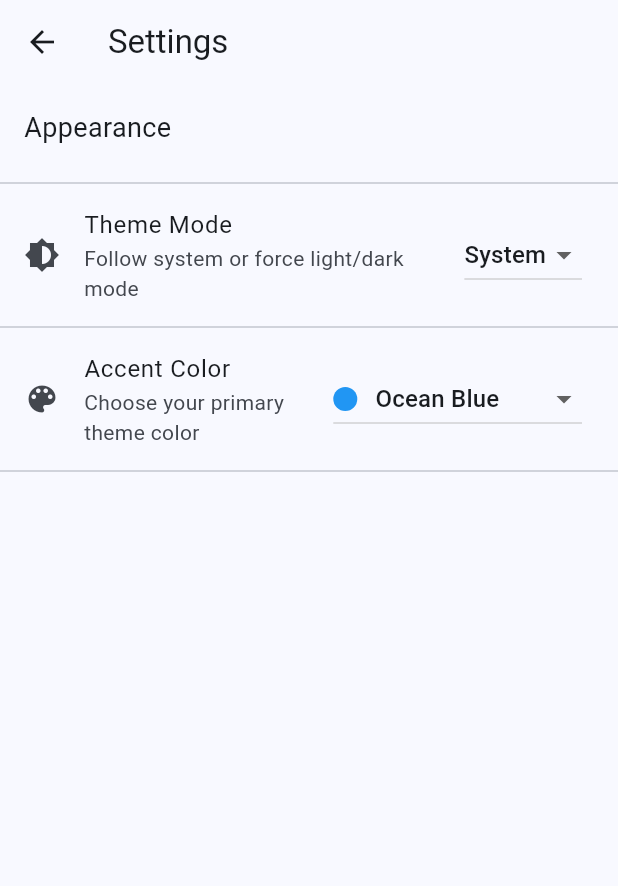
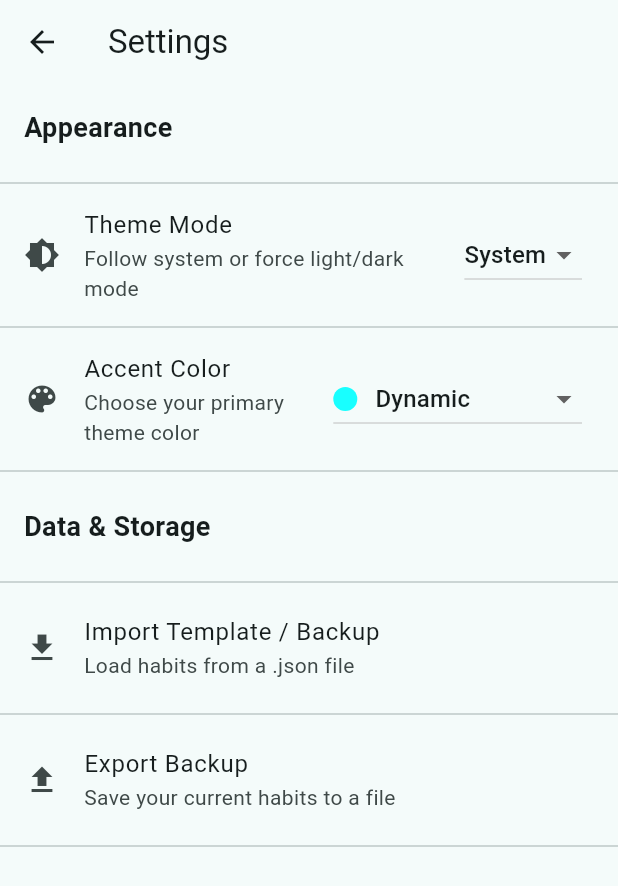
Before and after one commit to North-Abyss/Trackify-Flutter, a Flutter app: the screen it shows after launch, after a tap on the "settings" icon, on a phone screen of 412 x 824 dp. Shown: the top 886 px of the screen. Run offline on Flutter 3.47's test engine with Material 3 defaults, Android fonts, the phone set to English and light mode, and no system bars; drawn by our look-alikes of dynamic_color; our stand-ins replace file_picker, shared_preferences.

Commit message:
json sync

```diff
--- a/lib/main.dart
+++ b/lib/main.dart
@@ -1,10 +1,12 @@
 // main.dart
 import 'package:flutter/material.dart';
-import 'package:provider/provider.dart'; // Import Provider
-import 'providers/habit_provider.dart'; // Import your new manager
-import 'providers/theme_provider.dart'; // Import your new ThemeProvider!
+import 'package:provider/provider.dart';
+import 'package:dynamic_color/dynamic_color.dart'; // THE NEW MATERIAL YOU ENGINE!
+
+import 'providers/habit_provider.dart';
+import 'providers/theme_provider.dart';
 import 'screens/dashboard_screen.dart';
-import 'providers/user_provider.dart'; // Import Profile Manager
+import 'providers/user_provider.dart';
 
 void main() {
   runApp(const MainApp());
@@ -15,29 +17,49 @@ class MainApp extends StatelessWidget {
 
   @override
   Widget build(BuildContext context) {
-
     return MultiProvider(
       providers: [
         ChangeNotifierProvider(create: (context) => HabitProvider()),
-        ChangeNotifierProvider(create: (context) => ThemeProvider()), // Theme
-        ChangeNotifierProvider(create: (_) => UserProvider()), // Profile
+        ChangeNotifierProvider(create: (context) => ThemeProvider()),
+        ChangeNotifierProvider(create: (_) => UserProvider()),
       ],
-      child: Builder(
-        builder: (context) {
-          return MaterialApp(
-            debugShowCheckedModeBanner: false, // Bonus: removes the 'Debug' banner!
-            title: 'Trackify',
+      // We use Consumer here so we have direct access to the theme state
+      child: Consumer<ThemeProvider>(
+        builder: (context, themeProvider, child) {
 
-            // Flutter natively handles the switching now!
-            theme: context.watch<ThemeProvider>().lightTheme,
-            darkTheme: context.watch<ThemeProvider>().darkTheme,
-            themeMode: context.watch<ThemeProvider>().themeMode,
+          // Wrap the app in the Dynamic Color engine
+          return DynamicColorBuilder(
+            builder: (ColorScheme? lightDynamic, ColorScheme? darkDynamic) {
 
-            home: DashboardScreen(),
+              ThemeData activeLight;
+              ThemeData activeDark;
+
+              // Check if the user specifically requested the System's dynamic color
+              // AND ensure the system actually provided one (lightDynamic != null)
+              if (themeProvider.activeThemeName == 'Dynamic' && lightDynamic != null && darkDynamic != null) {
+                // ACTIVATE MATERIAL YOU (Matches User's Wallpaper)
+                activeLight = ThemeData(colorScheme: lightDynamic.harmonized(), useMaterial3: true);
+                activeDark = ThemeData(colorScheme: darkDynamic.harmonized(), useMaterial3: true);
+              } else {
+                // USE TRACKIFY'S CUSTOM COLORS (Ocean Blue, Amber, etc.)
+                activeLight = themeProvider.lightTheme;
+                activeDark = themeProvider.darkTheme;
+              }
+
+              return MaterialApp(
+                debugShowCheckedModeBanner: false,
+                title: 'Trackify',
+
+                theme: activeLight,
+                darkTheme: activeDark,
+                themeMode: themeProvider.themeMode,
+
+                home: const DashboardScreen(),
+              );
+            },
           );
         },
       )
     );
-
   }
 }
--- a/lib/providers/habit_provider.dart
+++ b/lib/providers/habit_provider.dart
@@ -214,4 +214,27 @@ class HabitProvider extends ChangeNotifier {
     }
     if (changesMade) saveHabits();
   }
+
+  // ==========================================
+  // EXPORT / IMPORT LOGIC
+  // ==========================================
+
+  // Returns a raw JSON string of all current habits
+  String exportToJson() {
+    return jsonEncode(_habits.map((h) => h.toMap()).toList());
+  }
+
+  // Takes a raw JSON string and replaces the current data
+  void importFromJson(String jsonString) {
+    try {
+      final List<dynamic> decoded = jsonDecode(jsonString);
+      _habits = decoded.map((item) => Habit.fromjson(item)).toList();
+      saveHabits(); // Save the imported data to the hard drive immediately!
+      notifyListeners();
+    } catch (e) {
+      debugPrint("Failed to import JSON: $e");
+    }
+  }
+
+
 }
--- a/lib/providers/theme_provider.dart
+++ b/lib/providers/theme_provider.dart
@@ -1,17 +1,19 @@
-//theme_provider.dart
+// lib/providers/theme_provider.dart
+
 import 'package:flutter/material.dart';
-import 'package:shared_preferences/shared_preferences.dart'; //Import SharedPreferences
-// json to custom theme
+import 'package:shared_preferences/shared_preferences.dart';
 import 'dart:convert';
 import 'package:flutter/services.dart';
 
 class ThemeProvider extends ChangeNotifier {
-  // Replace the _isDarkMode boolean with Flutter's native ThemeMode!
   ThemeMode _themeMode = ThemeMode.system;
   ThemeMode get themeMode => _themeMode;
 
-  // 1. Our 10 Predefined Themes!
+  // 1. Added "Dynamic" at the top!
+  // We assign it a default fallback color (like deep purple/indigo) in case
+  // the device doesn't support Material You (e.g., Web or iOS).
   final Map<String, Color> _predefinedThemes = {
+    "Dynamic": Colors.cyanAccent,
     "Ocean Blue": Colors.blue,
     "Forest Green": Colors.green,
     "Deep Purple": Colors.purple,
@@ -26,10 +28,11 @@ class ThemeProvider extends ChangeNotifier {
 
   ThemeProvider() {
     _loadPreferences();
-    loadCustomTheme(); // custom theme from JSON
+    loadCustomTheme();
   }
 
-  String _activeThemeName = "Ocean Blue"; // Default theme
+  // Changed the default fallback to Dynamic
+  String _activeThemeName = "Dynamic";
 
   // Getters for the UI
   String get activeThemeName => _activeThemeName;
@@ -68,8 +71,7 @@ class ThemeProvider extends ChangeNotifier {
 
   // Generate the Dark version of the active color
   ThemeData get darkTheme {
-
-    Color seedColor = _predefinedThemes[_activeThemeName] ?? _predefinedThemes['Ocean Blue']!; // Fallback to Ocean Blue if something goes wrong
+    Color seedColor = _predefinedThemes[_activeThemeName] ?? _predefinedThemes['Ocean Blue']!;
 
     // If the active theme is Custom, and we have JSON data, use it!
     Color? customBackground;
@@ -81,7 +83,6 @@ class ThemeProvider extends ChangeNotifier {
         customSurface = _customThemeData!['card'] != null ? hexToColor(_customThemeData!['card']) : null;
         customText = _customThemeData!['text'] != null ? hexToColor(_customThemeData!['text']) : null;
     }
-
 
     return ThemeData(
       useMaterial3: true,
@@ -101,24 +102,25 @@ class ThemeProvider extends ChangeNotifier {
   Future<void> _loadPreferences() async {
     final prefs = await SharedPreferences.getInstance();
     _themeMode = ThemeMode.values[prefs.getInt('themeMode') ?? 0];
-    _activeThemeName = prefs.getString('themeName') ?? "Ocean Blue";
-    notifyListeners(); // Tell the UI we finished loading the saved theme
+    _activeThemeName = prefs.getString('themeName') ?? "Dynamic"; // Default to dynamic
+    notifyListeners();
   }
 
   // Update the toggle method to use ThemeMode
   Future<void> setThemeMode(ThemeMode mode) async {
     _themeMode = mode;
     final prefs = await SharedPreferences.getInstance();
-    await prefs.setInt('themeMode', mode.index); // Save the enum index (0, 1, or 2)
+    await prefs.setInt('themeMode', mode.index);
     notifyListeners();
   }
 
   // Save to Hard Drive when changing Color
   Future<void> setTheme(String themeName) async {
-    if (_predefinedThemes.containsKey(themeName)) {
+    // Also allow Custom (JSON) to be saved
+    if (_predefinedThemes.containsKey(themeName) || themeName == 'Custom (JSON)') {
       _activeThemeName = themeName;
       final prefs = await SharedPreferences.getInstance();
-      await prefs.setString('themeName', _activeThemeName); // Save it!
+      await prefs.setString('themeName', _activeThemeName);
       notifyListeners();
     }
   }
@@ -128,13 +130,9 @@ class ThemeProvider extends ChangeNotifier {
   // Fetch and parse the JSON file
   Future<void> loadCustomTheme() async {
     try {
-      // Read the file from the assets folder
       final String jsonString = await rootBundle.loadString('assets/custom_theme.json');
-
-      // Decode the JSON string into a Dart Map
       _customThemeData = jsonDecode(jsonString);
 
-      // Add "Custom" to our predefined themes map using the parsed primary color
       if (_customThemeData != null && _customThemeData!['primary'] != null) {
         _predefinedThemes['Custom (JSON)'] = hexToColor(_customThemeData!['primary']);
       }
@@ -144,8 +142,6 @@ class ThemeProvider extends ChangeNotifier {
       debugPrint("Error loading custom theme: $e");
     }
   }
-
-
 }
 
 // Helper to convert CSS hex strings ("#0D47A1") into Flutter Colors!
--- a/lib/screens/dashboard_screen.dart
+++ b/lib/screens/dashboard_screen.dart
@@ -195,10 +195,11 @@ class _DashboardScreenState extends State<DashboardScreen> {
         child: Scaffold(
           //backgroundColor: Colors.grey[200],
           appBar: AppBar(
-            title: const Text('Trackify Dashboard'),
+            title: const Text('Trackify Dashboard', style: TextStyle(fontSize: 28.0)),
             actions: [
               // 1. Profile Button
               IconButton(
+                iconSize: 32.0,
                 icon: const Icon(Icons.person),
                 onPressed: () {
                   Navigator.push(
@@ -209,6 +210,7 @@ class _DashboardScreenState extends State<DashboardScreen> {
               ),
               // 2. Settings Button
               IconButton(
+                iconSize: 32.0,
                 icon: const Icon(Icons.settings),
                 onPressed: () {
                   Navigator.push(
--- a/lib/screens/settings_screen.dart
+++ b/lib/screens/settings_screen.dart
@@ -1,8 +1,14 @@
-//settings_screen.dart
+// lib/screens/settings_screen.dart
 
+import 'package:flutter/foundation.dart';
 import 'package:flutter/material.dart';
 import 'package:provider/provider.dart';
+import 'package:file_picker/file_picker.dart'; // The new native file explorer package
+import 'dart:convert'; // Needed for utf8 encoding on web exports
+import 'dart:io'; // Needed to read/write the actual file to the hard drive
+//import 'dart:typed_data'; // unnecessary import for web export, foundation.dart already includes it
 import '../providers/theme_provider.dart';
+import '../providers/habit_provider.dart'; // Needed to call import/export
 
 class SettingsScreen extends StatelessWidget {
   const SettingsScreen({super.key});
@@ -11,6 +17,7 @@ class SettingsScreen extends StatelessWidget {
   Widget build(BuildContext context) {
     // WATCH the theme state
     final themeProvider = context.watch<ThemeProvider>();
+    final isDarkMode = Theme.of(context).brightness == Brightness.dark;
     final activeThemeName = themeProvider.activeThemeName;
     final availableThemes = themeProvider.availableThemes;
 
@@ -18,11 +25,11 @@ class SettingsScreen extends StatelessWidget {
       appBar: AppBar(title: const Text('Settings')),
       body: ListView(
         children:[
+          // --- APPEARANCE SECTION ---
           const Padding(
             padding: EdgeInsets.all(16.0),
-            child: Text('Appearance', style: TextStyle(fontSize: 18)),
+            child: Text('Appearance', style: TextStyle(fontSize: 18, fontWeight: FontWeight.bold)),
           ),
-
           const Divider(),
 
           ListTile(
@@ -37,32 +44,26 @@ class SettingsScreen extends StatelessWidget {
                 DropdownMenuItem(value: ThemeMode.dark,child: Text('Dark')),
               ],
               onChanged : (ThemeMode? newMode) {
-                if (newMode != null) {
-                  themeProvider.setThemeMode(newMode);
-                }
+                if (newMode != null) themeProvider.setThemeMode(newMode);
               },
             ),
           ),
 
-          const Divider(), // Adds a clean line below the setting
+          const Divider(),
 
-          // The Theme Color Selector
           ListTile(
             leading: const Icon(Icons.color_lens),
             title: const Text('Accent Color'),
             subtitle: const Text('Choose your primary theme color'),
             trailing: DropdownButton<String>(
               value: activeThemeName,
-              // Map our list of strings into DropdownMenuItems
               items: availableThemes.map((String themeName) {
                 return DropdownMenuItem<String>(
                   value: themeName,
                   child: Row(
                     children: [
-                      // The Visual Color Circle!
                       Container(
-                        width: 16,
-                        height: 16,
+                        width: 16, height: 16,
                         decoration: BoxDecoration(
                           color: context.read<ThemeProvider>().getThemeColor(themeName),
                           shape: BoxShape.circle,
@@ -74,16 +75,112 @@ class SettingsScreen extends StatelessWidget {
                   ),
                 );
               }).toList(),
-
               onChanged: (String? newThemeName) {
-                if (newThemeName != null) {
-                  // Trigger the theme change!
-                  context.read<ThemeProvider>().setTheme(newThemeName);
-                }
+                if (newThemeName != null) context.read<ThemeProvider>().setTheme(newThemeName);
               },
-
             ),
           ),
+
+          const Divider(), // A thicker divider between major sections
+
+          // --- DATA MANAGEMENT SECTION ---
+          const Padding(
+            padding: EdgeInsets.all(16.0),
+            child: Text('Data & Storage', style: TextStyle(fontSize: 18, fontWeight: FontWeight.bold)),
+          ),
+          const Divider(),
+
+          // 1. IMPORT BUTTON
+          ListTile(
+            leading: const Icon(Icons.file_download),
+            title: const Text('Import Template / Backup'),
+            subtitle: const Text('Load habits from a .json file'),
+            onTap: () async {
+              // Open native file picker
+              FilePickerResult? result = await FilePicker.pickFiles(
+                type: FileType.custom,
+                allowedExtensions: ['json'], // Only allow json files!
+              );
+
+              if (result != null && result.files.single.path != null) {
+                // Read the file and send it to the Provider
+                File file = File(result.files.single.path!);
+                String jsonString = await file.readAsString();
+
+                if (context.mounted) {
+                  context.read<HabitProvider>().importFromJson(jsonString);
+                  ScaffoldMessenger.of(context).showSnackBar(
+                    SnackBar(
+                      content: Text('Habits imported successfully!',
+                      style: TextStyle(color: isDarkMode ? Colors.white : Colors.black),
+                      ),
+                      backgroundColor: Colors.green,
+                    ),
+                  );
+                }
+              }
+            },
+          ),
+
+          const Divider(),
+
+          // 2. EXPORT BUTTON
+          ListTile(
+            leading: const Icon(Icons.file_upload),
+            title: const Text('Export Backup'),
+            subtitle: const Text('Save your current habits to a file'),
+            onTap: () async {
+              // 1. Grab the JSON data from the Provider first
+              final jsonString = context.read<HabitProvider>().exportToJson();
+
+              if (kIsWeb) {
+                // --- WEB EXPORT ---
+                // Convert the string to bytes so Chrome can trigger a download
+                final bytes = Uint8List.fromList(utf8.encode(jsonString));
+
+                await FilePicker.saveFile(
+                  fileName: 'trackify_backup.json',
+                  type: FileType.custom,
+                  allowedExtensions: ['json'],
+                  bytes: bytes, // <-- THE MAGIC FIX FOR WEB!
+                );
+
+                if (!context.mounted) return;
+                ScaffoldMessenger.of(context).showSnackBar(
+                  SnackBar(
+                    content: Text('Backup downloaded!',
+                      style: TextStyle(color: isDarkMode ? Colors.white : Colors.black),
+                    ),
+                    backgroundColor: Colors.green,
+                  ),
+                );
+              } else {
+                // --- LINUX / ANDROID EXPORT ---
+                String? outputFile = await FilePicker.saveFile(
+                  dialogTitle: 'Select where to save your backup:',
+                  fileName: 'trackify_backup.json',
+                  type: FileType.custom,
+                  allowedExtensions: ['json'],
+                );
+
+                if (outputFile != null) {
+                  final file = File(outputFile);
+                  await file.writeAsString(jsonString);
+
+                  if (!context.mounted) return;
+                  ScaffoldMessenger.of(context).showSnackBar(
+                    SnackBar(
+                      content: Text('Backup saved successfully!',
+                        style: TextStyle(color: isDarkMode ? Colors.white : Colors.black),
+                      ),
+                      backgroundColor: Colors.green,
+                    ),
+                  );
+                }
+              }
+            },
+          ),
+
 
           const Divider(),
         ]
--- a/lib/widgets/level_progress_bar.dart
+++ b/lib/widgets/level_progress_bar.dart
@@ -19,7 +19,7 @@ class LevelProgressBar extends StatelessWidget {
       decoration: BoxDecoration(
         color: colorScheme.surfaceContainerHighest.withValues(alpha: 0.5), // Subtle background
         borderRadius: BorderRadius.circular(16.0),
-        border: Border.all(color: colorScheme.outlineVariant),
+        border: Border.all(color: colorScheme.primary), // Accent border to make it pop
       ),
       child: Column(
         crossAxisAlignment: CrossAxisAlignment.start,
--- a/pubspec.yaml
+++ b/pubspec.yaml
@@ -7,6 +7,8 @@ environment:
   sdk: ">=3.8.1 <4.0.0"
 
 dependencies:
+  dynamic_color: ^1.8.1
+  file_picker: ^11.0.2
   flutter:
     sdk: flutter
   provider: ^6.1.5+1
```
Also changed, not shown: lib/screens/habit_detail_screen.dart (deleted, +0 -119 lines), lib/widgets/habit_card.dart (+38 -19 lines), pubspec.lock, 5 other files.
